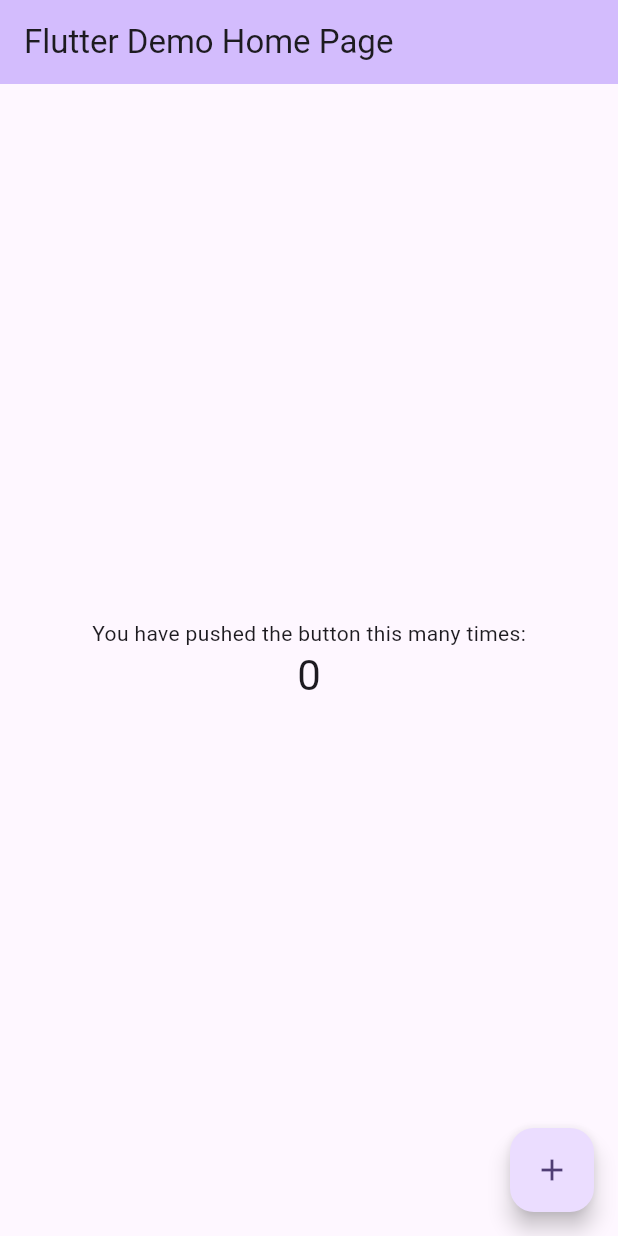
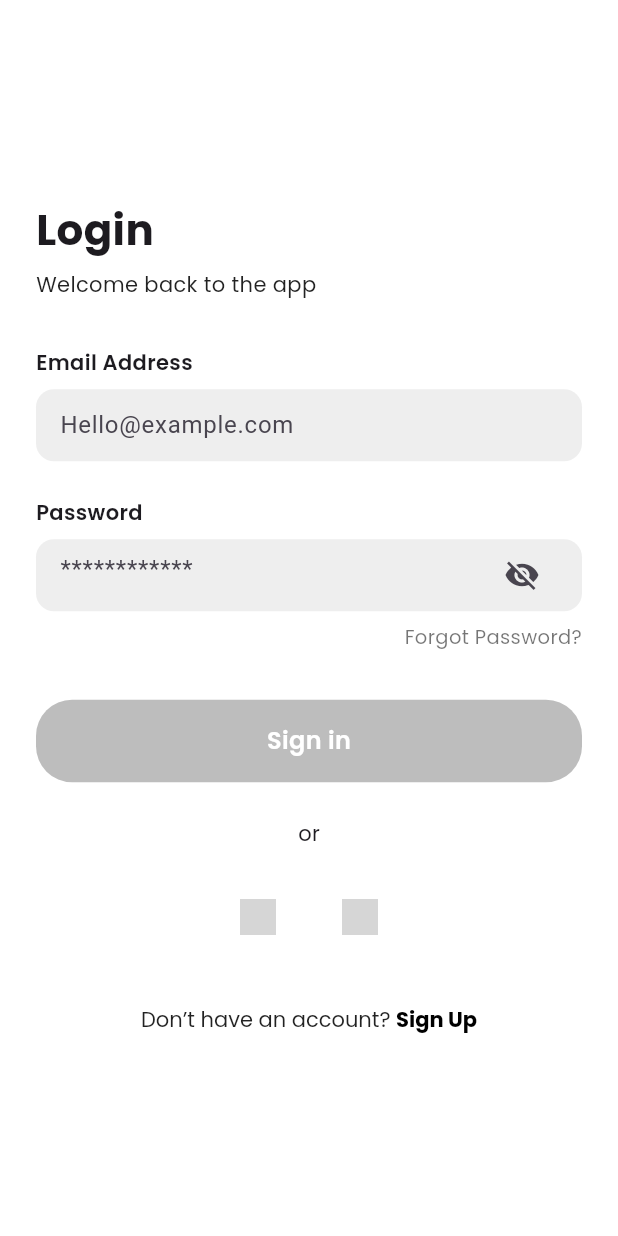
Before and after one commit to ShenaliMendis/AI-Tutor, a Flutter app: the screen it shows after launch, on a phone screen of 412 x 824 dp. Run offline on Flutter 3.47's test engine with Material 3 defaults, Android fonts, the phone set to English and light mode, and no system bars; our stand-ins replace google_fonts, lucide_icons; network calls fail; grey boxes are pictures that could not be loaded.

Commit message:
Login Page UI Code

```diff
--- a/ai_tutor/lib/main.dart
+++ b/ai_tutor/lib/main.dart
@@ -1,125 +1,179 @@
 import 'package:flutter/material.dart';
+import 'package:google_fonts/google_fonts.dart';
 
 void main() {
-  runApp(const MyApp());
+  runApp(const MaterialApp(
+    debugShowCheckedModeBanner: false,
+    home: LoginPage(),
+  ));
 }
 
-class MyApp extends StatelessWidget {
-  const MyApp({super.key});
-
-  // This widget is the root of your application.
-  @override
-  Widget build(BuildContext context) {
-    return MaterialApp(
-      title: 'Flutter Demo',
-      theme: ThemeData(
-        // This is the theme of your application.
-        //
-        // TRY THIS: Try running your application with "flutter run". You'll see
-        // the application has a purple toolbar. Then, without quitting the app,
-        // try changing the seedColor in the colorScheme below to Colors.green
-        // and then invoke "hot reload" (save your changes or press the "hot
-        // reload" button in a Flutter-supported IDE, or press "r" if you used
-        // the command line to start the app).
-        //
-        // Notice that the counter didn't reset back to zero; the application
-        // state is not lost during the reload. To reset the state, use hot
-        // restart instead.
-        //
-        // This works for code too, not just values: Most code changes can be
-        // tested with just a hot reload.
-        colorScheme: ColorScheme.fromSeed(seedColor: Colors.deepPurple),
-        useMaterial3: true,
-      ),
-      home: const MyHomePage(title: 'Flutter Demo Home Page'),
-    );
-  }
-}
-
-class MyHomePage extends StatefulWidget {
-  const MyHomePage({super.key, required this.title});
-
-  // This widget is the home page of your application. It is stateful, meaning
-  // that it has a State object (defined below) that contains fields that affect
-  // how it looks.
-
-  // This class is the configuration for the state. It holds the values (in this
-  // case the title) provided by the parent (in this case the App widget) and
-  // used by the build method of the State. Fields in a Widget subclass are
-  // always marked "final".
-
-  final String title;
-
-  @override
-  State<MyHomePage> createState() => _MyHomePageState();
-}
-
-class _MyHomePageState extends State<MyHomePage> {
-  int _counter = 0;
-
-  void _incrementCounter() {
-    setState(() {
-      // This call to setState tells the Flutter framework that something has
-      // changed in this State, which causes it to rerun the build method below
-      // so that the display can reflect the updated values. If we changed
-      // _counter without calling setState(), then the build method would not be
-      // called again, and so nothing would appear to happen.
-      _counter++;
-    });
-  }
+class LoginPage extends StatelessWidget {
+  const LoginPage({super.key});
 
   @override
   Widget build(BuildContext context) {
-    // This method is rerun every time setState is called, for instance as done
-    // by the _incrementCounter method above.
-    //
-    // The Flutter framework has been optimized to make rerunning build methods
-    // fast, so that you can just rebuild anything that needs updating rather
-    // than having to individually change instances of widgets.
+    return LayoutBuilder(
+      builder: (context, constraints) {
         return Scaffold(
-      appBar: AppBar(
-        // TRY THIS: Try changing the color here to a specific color (to
-        // Colors.amber, perhaps?) and trigger a hot reload to see the AppBar
-        // change color while the other colors stay the same.
-        backgroundColor: Theme.of(context).colorScheme.inversePrimary,
-        // Here we take the value from the MyHomePage object that was created by
-        // the App.build method, and use it to set our appbar title.
-        title: Text(widget.title),
+          backgroundColor: Colors.white,
+          body: Center(
+            child: SingleChildScrollView(
+              padding: const EdgeInsets.symmetric(horizontal: 24.0, vertical: 24),
+              child: ConstrainedBox(
+                constraints: BoxConstraints(
+                  maxWidth: 450, // Max width for large screens
                 ),
-      body: Center(
-        // Center is a layout widget. It takes a single child and positions it
-        // in the middle of the parent.
                 child: Column(
-          // Column is also a layout widget. It takes a list of children and
-          // arranges them vertically. By default, it sizes itself to fit its
-          // children horizontally, and tries to be as tall as its parent.
-          //
-          // Column has various properties to control how it sizes itself and
-          // how it positions its children. Here we use mainAxisAlignment to
-          // center the children vertically; the main axis here is the vertical
-          // axis because Columns are vertical (the cross axis would be
-          // horizontal).
-          //
-          // TRY THIS: Invoke "debug painting" (choose the "Toggle Debug Paint"
-          // action in the IDE, or press "p" in the console), to see the
-          // wireframe for each widget.
+                  crossAxisAlignment: CrossAxisAlignment.start,
+                  children: [
+                    Text(
+                      "Login",
+                      style: GoogleFonts.poppins(
+                        fontSize: 28,
+                        fontWeight: FontWeight.bold,
+                      ),
+                    ),
+                    const SizedBox(height: 6),
+                    Text(
+                      "Welcome back to the app",
+                      style: GoogleFonts.poppins(
+                        fontSize: 14,
+                        color: Colors.black87,
+                      ),
+                    ),
+                    const SizedBox(height: 32),
+                    Text(
+                      "Email Address",
+                      style: GoogleFonts.poppins(
+                        fontSize: 14,
+                        fontWeight: FontWeight.w600,
+                      ),
+                    ),
+                    const SizedBox(height: 8),
+                    Container(
+                      padding: const EdgeInsets.symmetric(horizontal: 16),
+                      decoration: BoxDecoration(
+                        color: Colors.grey[200],
+                        borderRadius: BorderRadius.circular(12),
+                      ),
+                      child: const TextField(
+                        decoration: InputDecoration(
+                          hintText: "Hello@example.com",
+                          border: InputBorder.none,
+                        ),
+                      ),
+                    ),
+                    const SizedBox(height: 24),
+                    Text(
+                      "Password",
+                      style: GoogleFonts.poppins(
+                        fontSize: 14,
+                        fontWeight: FontWeight.w600,
+                      ),
+                    ),
+                    const SizedBox(height: 8),
+                    Container(
+                      padding: const EdgeInsets.symmetric(horizontal: 16),
+                      decoration: BoxDecoration(
+                        color: Colors.grey[200],
+                        borderRadius: BorderRadius.circular(12),
+                      ),
+                      child: const TextField(
+                        obscureText: true,
+                        decoration: InputDecoration(
+                          hintText: "************",
+                          border: InputBorder.none,
+                          suffixIcon: Icon(Icons.visibility_off),
+                        ),
+                      ),
+                    ),
+                    const SizedBox(height: 8),
+                    Align(
+                      alignment: Alignment.centerRight,
+                      child: Text(
+                        "Forgot Password?",
+                        style: GoogleFonts.poppins(
+                          fontSize: 13,
+                          color: Colors.black54,
+                        ),
+                      ),
+                    ),
+                    const SizedBox(height: 32),
+                    Container(
+                      width: double.infinity,
+                      padding: const EdgeInsets.symmetric(vertical: 16),
+                      decoration: BoxDecoration(
+                        color: Colors.grey[400],
+                        borderRadius: BorderRadius.circular(24),
+                      ),
+                      alignment: Alignment.center,
+                      child: Text(
+                        "Sign in",
+                        style: GoogleFonts.poppins(
+                          fontSize: 16,
+                          color: Colors.white,
+                          fontWeight: FontWeight.w600,
+                        ),
+                      ),
+                    ),
+                    const SizedBox(height: 24),
+                    Center(
+                      child: Text(
+                        "or",
+                        style: GoogleFonts.poppins(fontSize: 14),
+                      ),
+                    ),
+                    const SizedBox(height: 24),
+                    Row(
                       mainAxisAlignment: MainAxisAlignment.center,
-          children: <Widget>[
-            const Text(
-              'You have pushed the button this many times:',
+                      children: [
+                        // Google Icon Button
+                        CircleAvatar(
+                          backgroundColor: Colors.white,
+                          radius: 22,
+                          child: Image.network(
+                            'https://static.vecteezy.com/system/resources/previews/022/484/503/large_2x/google-lens-icon-logo-symbol-free-png.png',
+                            height: 24,
                           ),
-            Text(
-              '$_counter',
-              style: Theme.of(context).textTheme.headlineMedium,
+                        ),
+                        const SizedBox(width: 24),
+                        // Facebook Icon Button
+                        CircleAvatar(
+                          backgroundColor: Colors.white,
+                          radius: 22,
+                          child: Image.network(
+                            'https://upload.wikimedia.org/wikipedia/commons/0/05/Facebook_Logo_%282019%29.png',
+                            height: 24,
+                          ),
+                        ),
+                      ],
+                    ),
+                    const SizedBox(height: 36),
+                    Center(
+                      child: RichText(
+                        text: TextSpan(
+                          text: "Don’t have an account? ",
+                          style: GoogleFonts.poppins(color: Colors.black87),
+                          children: [
+                            TextSpan(
+                              text: "Sign Up",
+                              style: GoogleFonts.poppins(
+                                fontWeight: FontWeight.bold,
+                                color: Colors.black,
+                              ),
                             ),
                           ],
                         ),
                       ),
-      floatingActionButton: FloatingActionButton(
-        onPressed: _incrementCounter,
-        tooltip: 'Increment',
-        child: const Icon(Icons.add),
-      ), // This trailing comma makes auto-formatting nicer for build methods.
+                    ),
+                  ],
+                ),
+              ),
+            ),
+          ),
+        );
+      },
     );
   }
 }
--- a/ai_tutor/pubspec.yaml
+++ b/ai_tutor/pubspec.yaml
@@ -35,6 +35,8 @@ dependencies:
   # The following adds the Cupertino Icons font to your application.
   # Use with the CupertinoIcons class for iOS style icons.
   cupertino_icons: ^1.0.8
+  google_fonts: ^6.2.1
+  font_awesome_flutter: ^10.8.0
 
 dev_dependencies:
   flutter_test:
```
Also changed, not shown: ai_tutor/pubspec.lock, 2 other files. Lines whose indentation alone changed are shown as unchanged.
